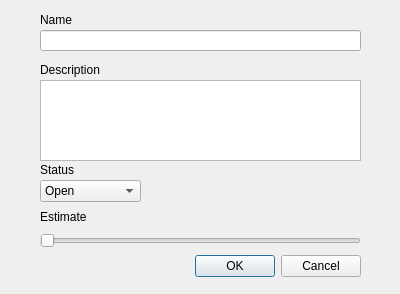
This is Paul_prototype/createtaskdialog.ui in OrlovaAnn/TaskTracker as Qt 5 draws it before an edit. The edited form follows.
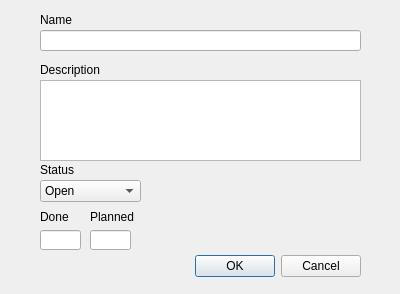
This is the edited form.

Commit message: [8] (+) Add field to enter estimates

Patch:
```diff
--- a/Paul_prototype/createtaskdialog.ui
+++ b/Paul_prototype/createtaskdialog.ui
@@ -49,19 +49,6 @@
     </rect>
    </property>
   </widget>
-  <widget class="QSlider" name="horizontalSlider">
-   <property name="geometry">
-    <rect>
-     <x>40</x>
-     <y>230</y>
-     <width>321</width>
-     <height>22</height>
-    </rect>
-   </property>
-   <property name="orientation">
-    <enum>Qt::Horizontal</enum>
-   </property>
-  </widget>
   <widget class="QLabel" name="label">
    <property name="geometry">
     <rect>
@@ -98,7 +85,7 @@
     </rect>
    </property>
    <property name="text">
-    <string>Estimate</string>
+    <string>Done</string>
    </property>
   </widget>
   <widget class="QComboBox" name="statusComboBox">
@@ -145,6 +132,39 @@
     <string>Status</string>
    </property>
   </widget>
+  <widget class="QLineEdit" name="planned">
+   <property name="geometry">
+    <rect>
+     <x>90</x>
+     <y>230</y>
+     <width>41</width>
+     <height>20</height>
+    </rect>
+   </property>
+  </widget>
+  <widget class="QLineEdit" name="done">
+   <property name="geometry">
+    <rect>
+     <x>40</x>
+     <y>230</y>
+     <width>41</width>
+     <height>20</height>
+    </rect>
+   </property>
+  </widget>
+  <widget class="QLabel" name="label_5">
+   <property name="geometry">
+    <rect>
+     <x>90</x>
+     <y>210</y>
+     <width>47</width>
+     <height>13</height>
+    </rect>
+   </property>
+   <property name="text">
+    <string>Planned</string>
+   </property>
+  </widget>
  </widget>
  <resources/>
  <connections>
```
The commit also changes 1 other file.
